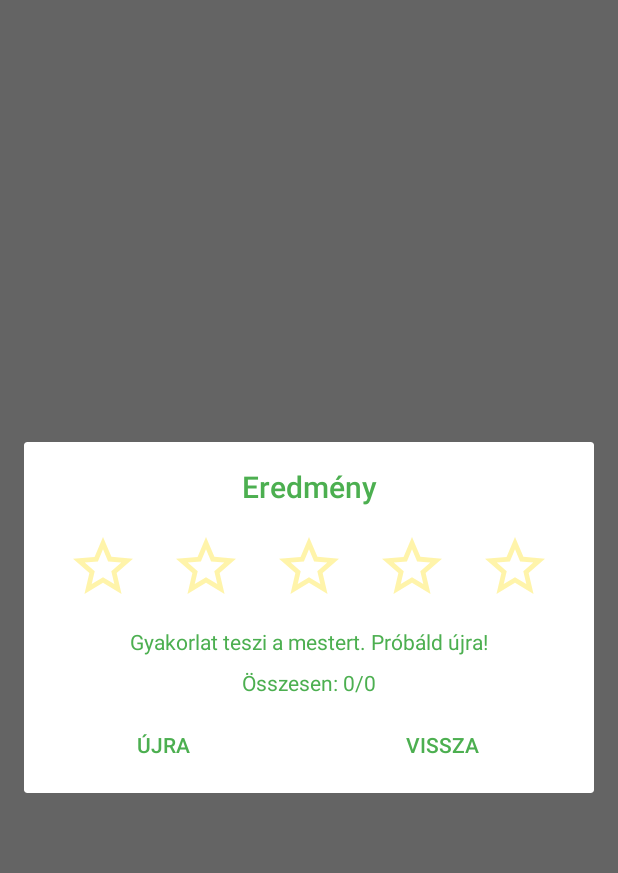
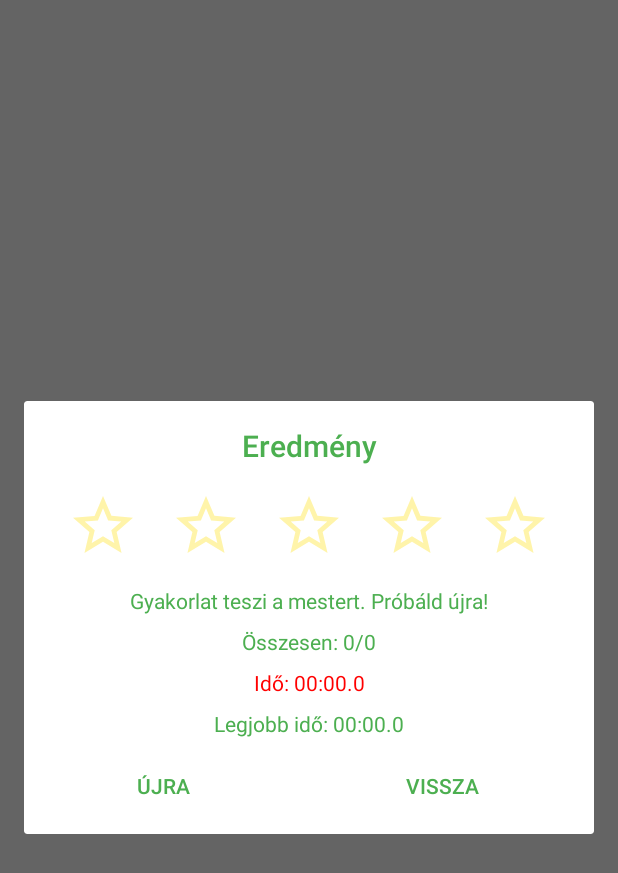
Before and after one commit to hszilard93/Scout-Laws-Android, an Android app: the fragment ResultDialogFragment shown on its own in the app's theme, on a phone screen of 412 x 824 dp. Shown: the top 873 px of the screen. Run offline under Robolectric (Android 15) with nearby library versions, the phone set to English and light mode, and no system bars; our stand-ins replace data binding; 5 statements that could not run were skipped.

Commit message:
Added timer, fixes
Multiple choice and pick and choose quizzes now have timers and save their corresponding best times.

```diff
--- a/app/build.gradle
+++ b/app/build.gradle
@@ -58,9 +58,11 @@ dependencies {
 
     // This fixes bug that caused support-library version conflict
     implementation "com.android.support:support-v4:$support_version"
+
     implementation "android.arch.lifecycle:extensions:$arch_version"
     implementation "android.arch.lifecycle:common-java8:$arch_version"
     implementation "org.jetbrains.kotlin:kotlin-stdlib-jdk7:$kotlin_version"
+    implementation "org.jetbrains.kotlin:kotlin-reflect:$kotlin_version"
 
     // Android Testing Support Library's runner and rules
     androidTestImplementation "com.android.support.test:runner:$test_runner_version"
--- a/app/src/main/java/com/b4kancs/scoutlaws/views/quiz/CommonQuizUtils.java
+++ b/app/src/main/java/com/b4kancs/scoutlaws/views/quiz/CommonQuizUtils.java
@@ -2,6 +2,7 @@ package com.b4kancs.scoutlaws.views.quiz;
 
 import android.app.Activity;
 import android.os.Bundle;
+import android.os.SystemClock;
 import android.support.annotation.NonNull;
 import android.support.v4.app.Fragment;
 import android.support.v4.app.FragmentManager;
@@ -44,6 +45,8 @@ public final class CommonQuizUtils {
         args.putInt("score", sharedViewModel.getScore());
         args.putInt("totalScore", sharedViewModel.getTotalScore());
         args.putInt("totalPossibleScore", sharedViewModel.getTotalPossibleScore());
+        args.putLong("timeSpent", sharedViewModel.timeSpent); // measured time in milliseconds
+        args.putLong("bestTime", sharedViewModel.getBestTime());
 
         ResultDialogFragment resultDialog = new ResultDialogFragment();
         resultDialog.setArguments(args);
@@ -54,6 +57,7 @@ public final class CommonQuizUtils {
             resultDialog.dismiss();
             FragmentTransaction transaction = getFragmentTransaction(container, fragmentManager, retryFragment);
             transaction.commit();
+            sharedViewModel.start();
         });
         resultDialog.setOnBackClicked(event -> {
             Log.d(LOG_TAG, "ResultDialog back pressed callback executing.");
--- a/app/src/main/java/com/b4kancs/scoutlaws/views/quiz/ResultDialogFragment.java
+++ b/app/src/main/java/com/b4kancs/scoutlaws/views/quiz/ResultDialogFragment.java
@@ -3,6 +3,7 @@ package com.b4kancs.scoutlaws.views.quiz;
 import android.content.pm.ActivityInfo;
 import android.content.res.Resources;
 import android.databinding.DataBindingUtil;
+import android.graphics.Color;
 import android.os.Bundle;
 import android.support.annotation.NonNull;
 import android.support.annotation.Nullable;
@@ -14,6 +15,9 @@ import android.widget.TextView;
 
 import com.b4kancs.scoutlaws.R;
 import com.b4kancs.scoutlaws.databinding.DialogResultBinding;
+
+import java.text.SimpleDateFormat;
+import java.util.Date;
 
 /**
  * Created by hszilard on 02-Mar-18.
@@ -28,6 +32,8 @@ public class ResultDialogFragment extends DialogFragment {
     private int score;
     private int totalScore;
     private int totalPossibleScore;
+    private long timeSpent;
+    private long bestTime;
     private View.OnClickListener onRetryClicked;    // These have to be injected in setter methods
     private View.OnClickListener onBackClicked;     //
 
@@ -40,8 +46,7 @@ public class ResultDialogFragment extends DialogFragment {
     @Nullable
     @Override
     public View onCreateView(@NonNull LayoutInflater inflater, @Nullable ViewGroup container,
-                             @Nullable Bundle savedInstanceState)
-    {
+                             @Nullable Bundle savedInstanceState) {
         binding = DataBindingUtil.inflate(inflater, R.layout.dialog_result, container, false);
         resources = getResources();
 
@@ -49,6 +54,8 @@ public class ResultDialogFragment extends DialogFragment {
         score = args.getInt("score");
         totalScore = args.getInt("totalScore");
         totalPossibleScore = args.getInt("totalPossibleScore");
+        timeSpent = args.getLong("timeSpent");
+        bestTime = args.getLong("bestTime");
 
         setUpViews();
 
@@ -59,6 +66,7 @@ public class ResultDialogFragment extends DialogFragment {
         setUpStars();
         setUpCongratsText();
         setUpTotalScoreText();
+        setUpTimeText();
 
         if (onBackClicked != null)
             binding.buttonBack.setOnClickListener(onBackClicked);
@@ -110,13 +118,59 @@ public class ResultDialogFragment extends DialogFragment {
         totalScoreTextView.setText(text);
     }
 
+    public void setUpTimeText() {
+        TextView timeTextView = binding.textTime;
+        TextView bestTimeTextView = binding.textBestTime;
+        Date time = new Date(timeSpent);
+        SimpleDateFormat dateFormat = new SimpleDateFormat("mm:ss.S");
+        String timeText;
+        String bestTimeText;
+//        if (score == 5) {
+//            timeTextView.setTextColor(resources.getColor(R.color.colorPrimary));
+//            if (timeSpent < bestTime || bestTime == 0) {
+//                timeText = resources.getString(R.string.ew_best_time_text) + " " + dateFormat.format(time);
+//                bestTimeText = "";
+//                bestTimeTextView.setVisibility(View.GONE);
+//            }
+//            else {
+//                timeText = resources.getString(R.string.time_text) + " " + dateFormat.format(time);
+//                bestTimeText = resources.getString(R.string.best_time_text) + " " + dateFormat.format(new Date(bestTime));
+//            }
+//        } else {
+//            timeText = resources.getString(R.string.time_text) + " " + dateFormat.format(time);
+//            timeTextView.setTextColor(Color.RED);
+//            bestTimeText = resources.getString(R.string.best_time_text) + " " + dateFormat.format(new Date(bestTime));
+//        }
+
+        /* When new best time, bestTime will actually be EQUAL to timeSpent, since the new time has already been saved by
+         * the shared ViewModel before being passed to this DialogFragment */
+        if (timeSpent <= bestTime && score == 5) {
+            timeText = resources.getString(R.string.new_best_time_text) + " " + dateFormat.format(time);
+            bestTimeText = "";
+            bestTimeTextView.setVisibility(View.GONE);
+        } else {
+            if (score == 5)
+                timeTextView.setTextColor(resources.getColor(R.color.colorPrimary));
+            else
+                timeTextView.setTextColor(Color.RED);
+
+            timeText = resources.getString(R.string.time_text) + " " + dateFormat.format(time);
+            bestTimeText = resources.getString(R.string.best_time_text) + " " + dateFormat.format(new Date(bestTime));
+        }
+        timeTextView.setText(timeText);
+        bestTimeTextView.setText(bestTimeText);
+    }
+
     /* Please, no rotation, I beg thee!!! */
-    @Override public void onResume() {
+    @Override
+    public void onResume() {
         super.onResume();
         // lock screen orientation
         getActivity().setRequestedOrientation(ActivityInfo.SCREEN_ORIENTATION_LOCKED);
     }
-    @Override public void onPause() {
+
+    @Override
+    public void onPause() {
         super.onPause();
         // set rotation to sensor dependent
         getActivity().setRequestedOrientation(ActivityInfo.SCREEN_ORIENTATION_FULL_SENSOR);
--- a/app/src/main/java/com/b4kancs/scoutlaws/views/quiz/chooser/ChooserFragment.java
+++ b/app/src/main/java/com/b4kancs/scoutlaws/views/quiz/chooser/ChooserFragment.java
@@ -71,7 +71,7 @@ public class ChooserFragment extends Fragment {
     private void startMultipleChoiceFragment() {
         MultipleChoiceSharedViewModel multipleSharedViewModel =
                 ViewModelProviders.of(getActivity()).get(MultipleChoiceSharedViewModel.class);
-        multipleSharedViewModel.reset();
+        multipleSharedViewModel.start();
 
         Bundle args = new Bundle();
         args.putString("TAG", MultipleChoiceFragment.FRAGMENT_TAG);
@@ -86,7 +86,7 @@ public class ChooserFragment extends Fragment {
     private void startPickAndChooseFragment() {
         PickAndChooseSharedViewModel pickAndChooseSharedViewModel =
                 ViewModelProviders.of(getActivity()).get(PickAndChooseSharedViewModel.class);
-        pickAndChooseSharedViewModel.reset();
+        pickAndChooseSharedViewModel.start();
 
         Bundle args = new Bundle();
         args.putString("TAG", PickAndChooseFragment.FRAGMENT_TAG);
--- a/app/src/main/java/com/b4kancs/scoutlaws/views/quiz/multiplechoice/MultipleChoiceFragment.java
+++ b/app/src/main/java/com/b4kancs/scoutlaws/views/quiz/multiplechoice/MultipleChoiceFragment.java
@@ -115,7 +115,6 @@ public class MultipleChoiceFragment extends Fragment {
         Log.d(LOG_TAG, "Finish button clicked.");
         // Show the results
         showResultDialogFragment(container, getActivity(), getFragmentManager(), new MultipleChoiceFragment(), sharedViewModel);
-        sharedViewModel.reset();
     };
 
     /* Makes the next button available when the turn is over */
--- a/app/src/main/java/com/b4kancs/scoutlaws/views/quiz/pickandchoose/PickAndChooseFragment.java
+++ b/app/src/main/java/com/b4kancs/scoutlaws/views/quiz/pickandchoose/PickAndChooseFragment.java
@@ -160,7 +160,6 @@ public class PickAndChooseFragment extends Fragment {
         Log.d(LOG_TAG, "Forward button clicked.");
         // Show the results
         showResultDialogFragment(container, getActivity(), getFragmentManager(), new PickAndChooseFragment(), sharedViewModel);
-        sharedViewModel.reset();
     };
 
     private TextView makeQuestionWordView(String word, ViewGroup parent) {
--- a/app/src/main/res/layout/dialog_result.xml
+++ b/app/src/main/res/layout/dialog_result.xml
@@ -62,6 +62,34 @@
             app:layout_constraintTop_toBottomOf="@id/text_congrats"
             tools:text="Total score: 195/250" />
 
+        <TextView
+            android:id="@+id/text_time"
+            android:layout_width="wrap_content"
+            android:layout_height="wrap_content"
+            android:layout_marginEnd="8dp"
+            android:layout_marginStart="8dp"
+            android:layout_marginTop="8dp"
+            android:textAppearance="@style/TextAppearance.AppCompat.Small"
+            android:textColor="@color/colorPrimary"
+            app:layout_constraintEnd_toEndOf="parent"
+            app:layout_constraintStart_toStartOf="parent"
+            app:layout_constraintTop_toBottomOf="@id/text_total_score"
+            tools:text="Time: 01:05"/>
+
+        <TextView
+            android:id="@+id/text_best_time"
+            android:layout_width="wrap_content"
+            android:layout_height="wrap_content"
+            android:layout_marginEnd="8dp"
+            android:layout_marginStart="8dp"
+            android:layout_marginTop="8dp"
+            android:textAppearance="@style/TextAppearance.AppCompat.Small"
+            android:textColor="@color/colorPrimary"
+            app:layout_constraintEnd_toEndOf="parent"
+            app:layout_constraintStart_toStartOf="parent"
+            app:layout_constraintTop_toBottomOf="@id/text_time"
+            tools:text="Best time: 00:59"/>
+
         <Button
             android:id="@+id/button_back"
             android:layout_width="0dp"
@@ -77,7 +105,7 @@
             app:layout_constraintEnd_toEndOf="parent"
             app:layout_constraintHorizontal_bias="0.5"
             app:layout_constraintStart_toEndOf="@+id/button_retry"
-            app:layout_constraintTop_toBottomOf="@+id/text_total_score"
+            app:layout_constraintTop_toBottomOf="@id/text_best_time"
             tools:text="Back" />
 
         <Button
@@ -95,7 +123,7 @@
             app:layout_constraintEnd_toStartOf="@+id/button_back"
             app:layout_constraintHorizontal_bias="0.5"
             app:layout_constraintStart_toStartOf="parent"
-            app:layout_constraintTop_toBottomOf="@+id/text_total_score"
+            app:layout_constraintTop_toBottomOf="@id/text_best_time"
             tools:text="Retry" />
     </android.support.constraint.ConstraintLayout>
 </layout>
--- a/app/src/main/res/values/strings.xml
+++ b/app/src/main/res/values/strings.xml
@@ -40,4 +40,7 @@
     <string name="start_to_details_background_transition">start_details_background_transition</string>
     <string name="header">Menü</string>
     <string name="total_score_text">Összesen: </string>
+    <string name="time_text">Idő:</string>
+    <string name="best_time_text">Legjobb idő:</string>
+    <string name="new_best_time_text">Új legjobb idő!</string>
 </resources>
```
Also changed, not shown: app/src/main/java/com/b4kancs/scoutlaws/data/Repository.java (deleted, +0 -128 lines), app/src/main/java/com/b4kancs/scoutlaws/data/Repository.kt (added, +117 -0 lines), app/src/main/java/com/b4kancs/scoutlaws/views/quiz/AbstractSharedViewModel.java (+30 -6 lines), app/src/main/java/com/b4kancs/scoutlaws/views/quiz/QuizShellFragment.kt (+25 -5 lines), app/src/main/java/com/b4kancs/scoutlaws/views/quiz/multiplechoice/MultipleChoiceSharedViewModel.java (+10 -0 lines), app/src/main/java/com/b4kancs/scoutlaws/views/quiz/multiplechoice/MultipleChoiceViewModel.java (+6 -1 lines), app/src/main/java/com/b4kancs/scoutlaws/views/quiz/pickandchoose/PickAndChooseSharedViewModel.java (+10 -0 lines), app/src/main/java/com/b4kancs/scoutlaws/views/quiz/pickandchoose/PickAndChooseViewModel.java (+8 -1 lines), app/src/main/res/layout/fragment_quiz_shell.xml (+17 -2 lines).
